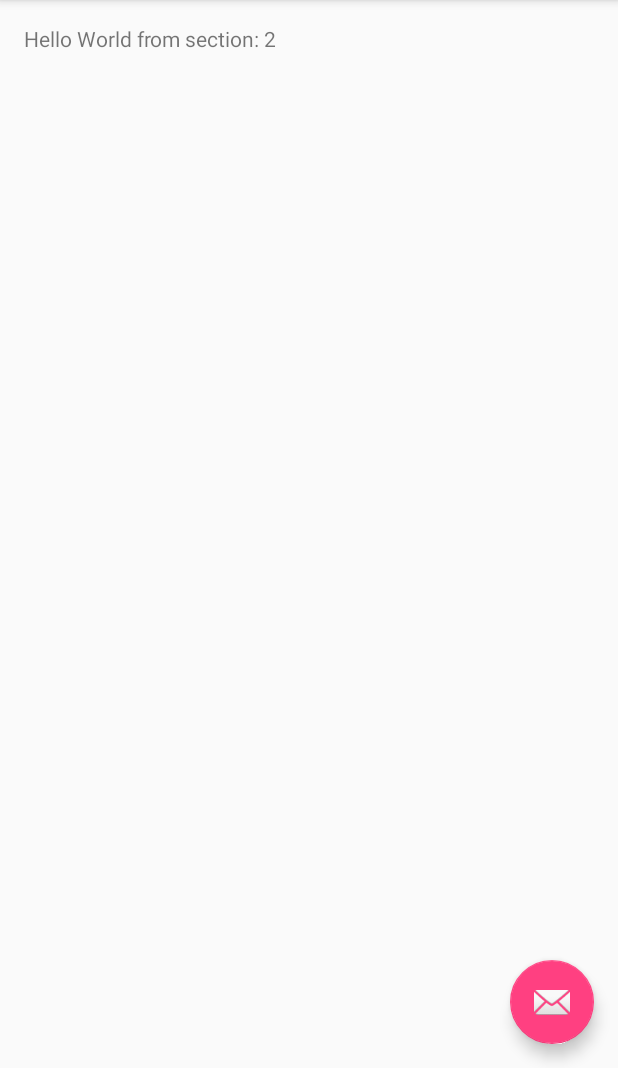
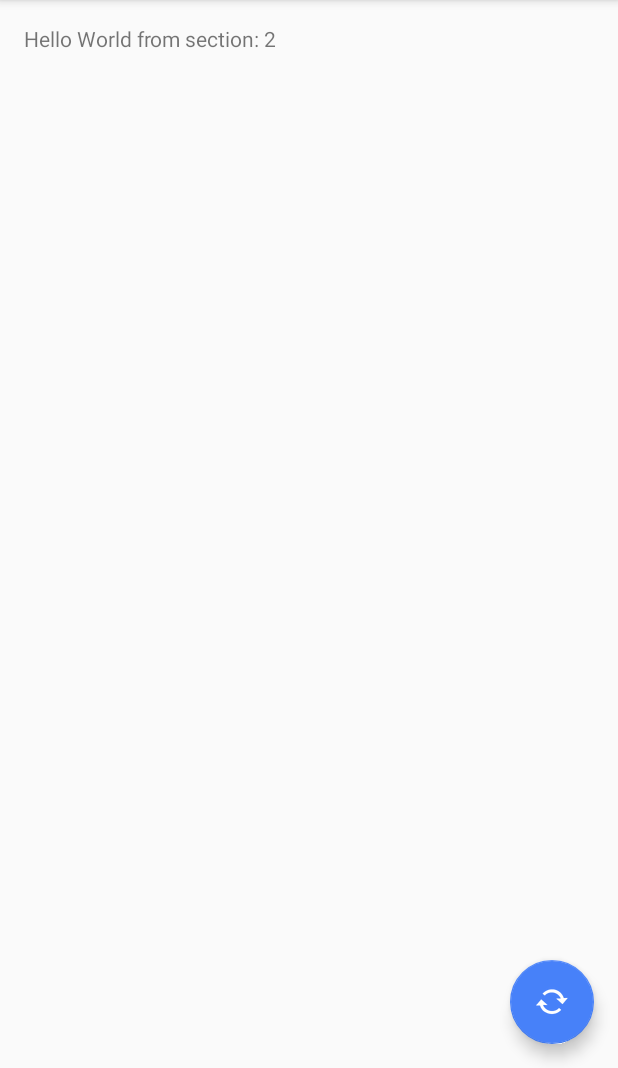
Before and after one commit to colemancda/Lock, an Android app: the screen it shows after launch (MainActivity), tab 2 chosen, on a phone screen of 412 x 824 dp, the part 168-1236 px from its top. Run offline under Robolectric (Android 15) with nearby library versions, the phone set to English and light mode, and no system bars; 4 statements that could not run were skipped.

Commit message:
changed floating action button color in Android

```diff
--- a/Android/Cerradura/app/src/main/res/layout/activity_main.xml
+++ b/Android/Cerradura/app/src/main/res/layout/activity_main.xml
@@ -44,6 +44,8 @@
         android:layout_height="wrap_content"
         android:layout_gravity="end|bottom"
         android:layout_margin="@dimen/fab_margin"
-        android:src="@android:drawable/ic_dialog_email" />
+        android:src="@android:drawable/stat_notify_sync"
+        android:background="#4288c5"
+        app:backgroundTint="#4781f9" />
 
 </android.support.design.widget.CoordinatorLayout>
```
